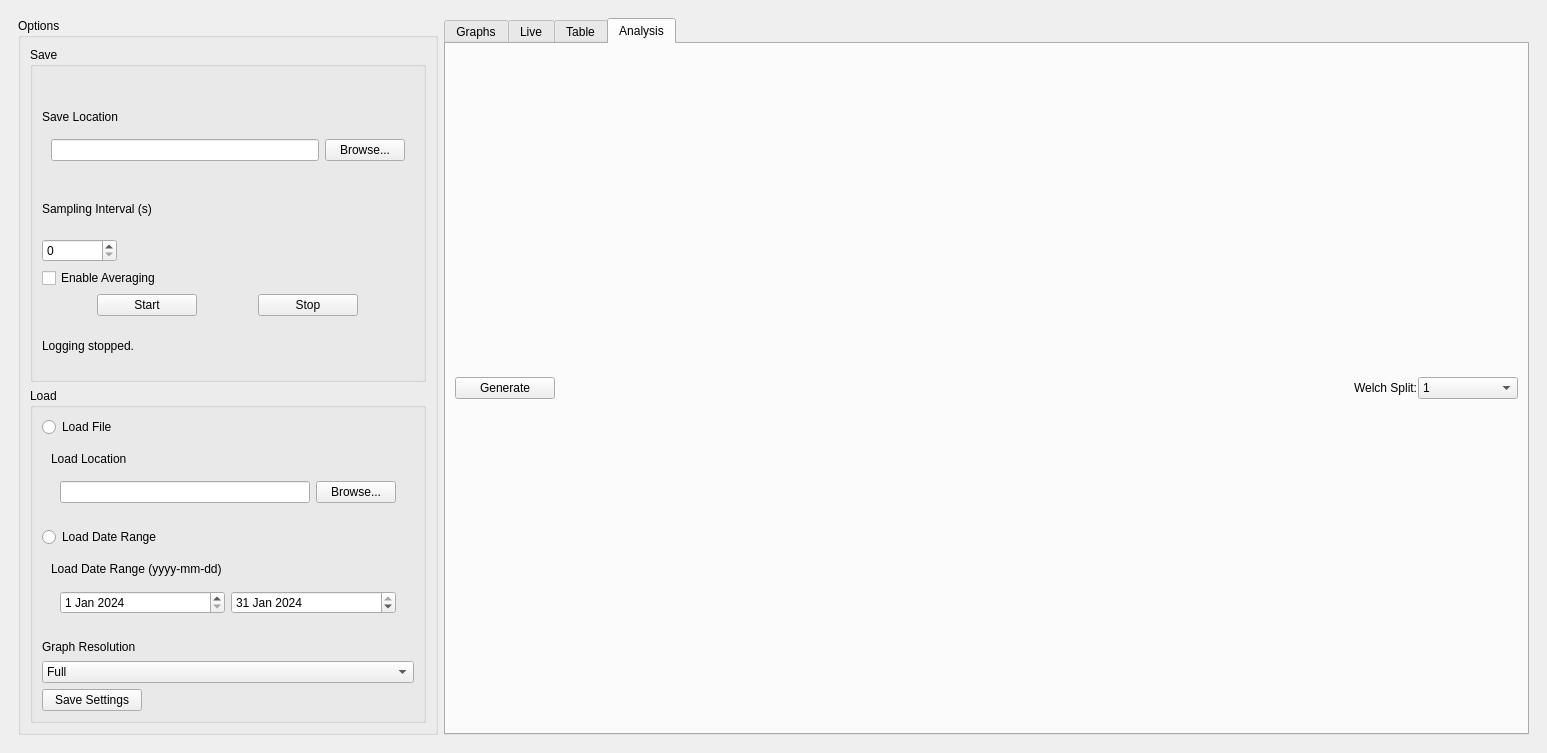
This is mainwindow.ui in brennanleblanc0/QSUM-TempGui as Qt 5 draws it before an edit. The edited form follows.
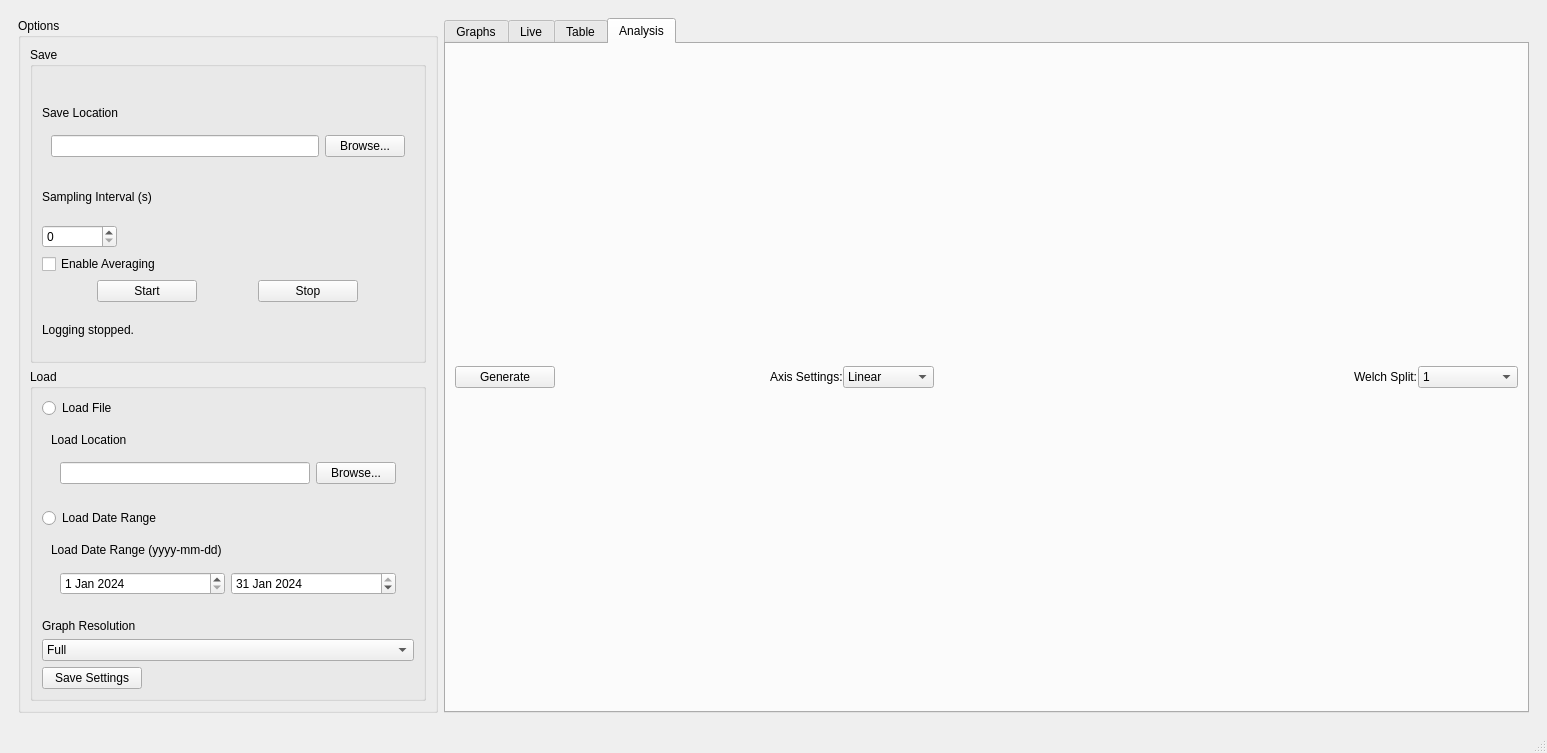
This is the edited form. The open tabs and pages were chosen to show the change. Custom widgets are drawn as their Qt base class.

```diff
--- a/mainwindow.ui
+++ b/mainwindow.ui
@@ -459,6 +459,43 @@
                </property>
               </widget>
              </item>
+             <item alignment="Qt::AlignRight">
+              <widget class="QLabel" name="axisLabel">
+               <property name="text">
+                <string>Axis Settings:</string>
+               </property>
+              </widget>
+             </item>
+             <item alignment="Qt::AlignLeft">
+              <widget class="QComboBox" name="axisCombo">
+               <property name="maximumSize">
+                <size>
+                 <width>150</width>
+                 <height>16777215</height>
+                </size>
+               </property>
+               <item>
+                <property name="text">
+                 <string>Linear</string>
+                </property>
+               </item>
+               <item>
+                <property name="text">
+                 <string>Semi Log x</string>
+                </property>
+               </item>
+               <item>
+                <property name="text">
+                 <string>Semi Log y</string>
+                </property>
+               </item>
+               <item>
+                <property name="text">
+                 <string>Log Log</string>
+                </property>
+               </item>
+              </widget>
+             </item>
              <item alignment="Qt::AlignRight">
               <widget class="QLabel" name="welchLabel">
                <property name="maximumSize">
@@ -518,6 +555,7 @@
     </item>
    </layout>
   </widget>
+  <widget class="QStatusBar" name="statusBar"/>
  </widget>
  <customwidgets>
   <customwidget>
```
Left out of the diff: 7 changed lines with no effect on the pictures.
